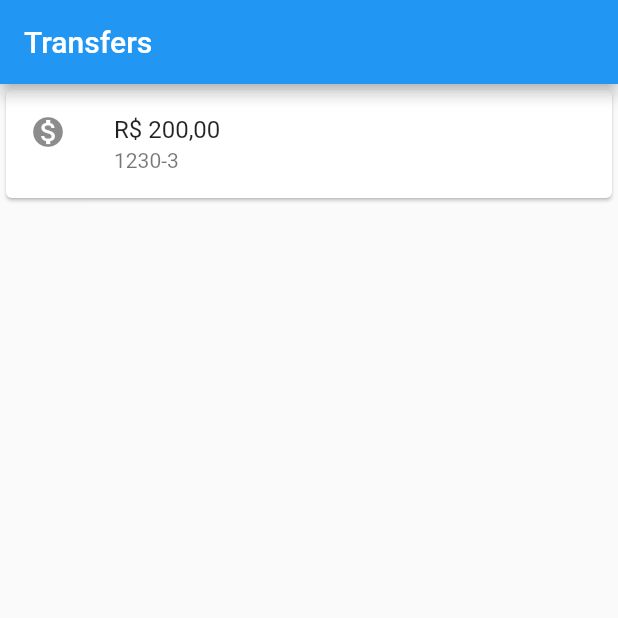
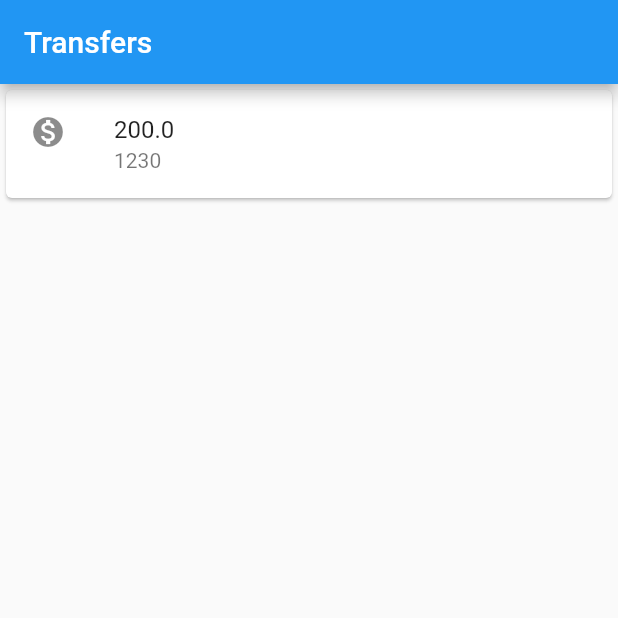
Before and after one commit to mickaelxd/bytebank, a Flutter app: the screen it shows after launch, on a phone screen of 412 x 824 dp, the top half of it. Run offline on Flutter 3.47's test engine with Material 2 defaults, Android fonts, the phone set to English and light mode, and no system bars.

Commit message:
Create Transfer Model

```diff
--- a/lib/main.dart
+++ b/lib/main.dart
@@ -47,8 +47,12 @@ class TransferForm extends StatelessWidget {
   }
 
   void _createTransfer() {
-    print(_controllerAccountNumber.text);
-    print(_controllerValue.text);
+    final transfer = TransferModel(
+      value: double.parse(_controllerValue.text),
+      accountNumber: int.parse(_controllerAccountNumber.text),
+    );
+
+    print('$transfer');
   }
 }
 
@@ -96,8 +100,10 @@ class TransferList extends StatelessWidget {
       body: ListView(
         children: [
           TransferItem(
-            value: '200',
-            accountNumber: '1230-3',
+            TransferModel(
+              value: 200,
+              accountNumber: 1230,
+            ),
           ),
         ],
       ),
@@ -117,23 +123,30 @@ class TransferList extends StatelessWidget {
 }
 
 class TransferItem extends StatelessWidget {
-  final String value;
-  final String accountNumber;
+  final TransferModel _transfer;
 
-  TransferItem({
-    required this.value,
-    required this.accountNumber,
-    Key? key,
-  }) : super(key: key);
+  TransferItem(this._transfer);
 
   @override
   Widget build(BuildContext context) {
     return Card(
       child: ListTile(
         leading: Icon(Icons.monetization_on),
-        title: Text('R\$ $value,00'),
-        subtitle: Text(accountNumber),
+        title: Text(_transfer.value.toString()),
+        subtitle: Text(_transfer.accountNumber.toString()),
       ),
     );
   }
 }
+
+class TransferModel {
+  final double value;
+  final int accountNumber;
+
+  TransferModel({required this.value, required this.accountNumber});
+
+  @override
+  String toString() {
+    return 'Transferencia{valor: $value, numeroConta: $accountNumber}';
+  }
+}
```
